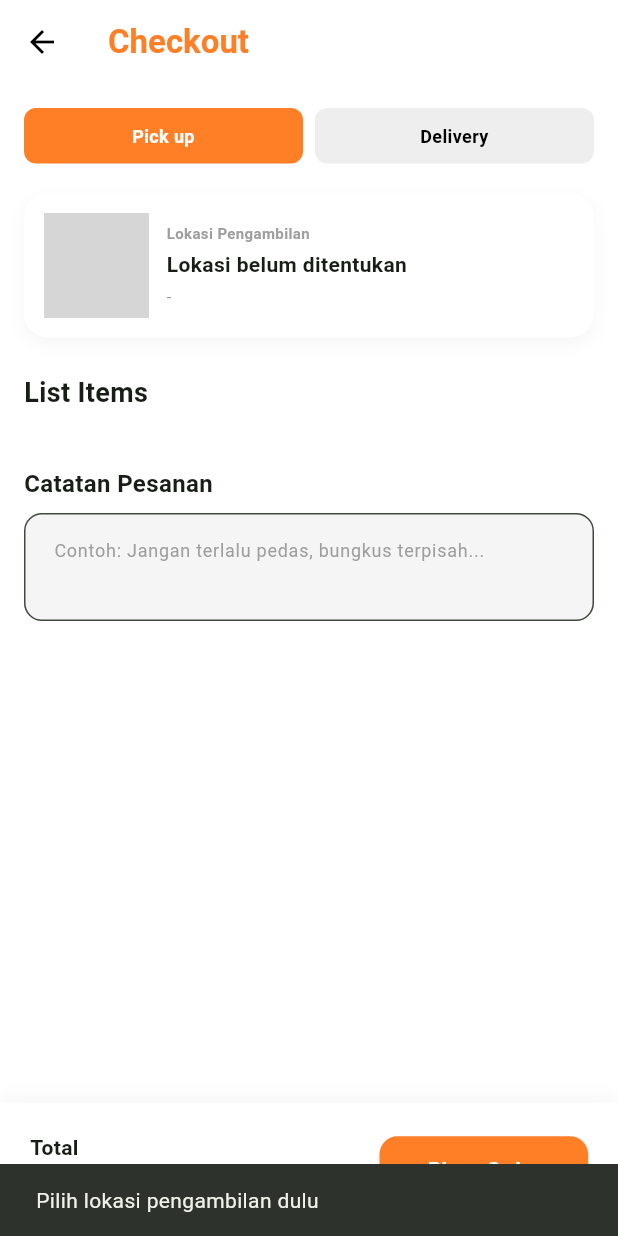
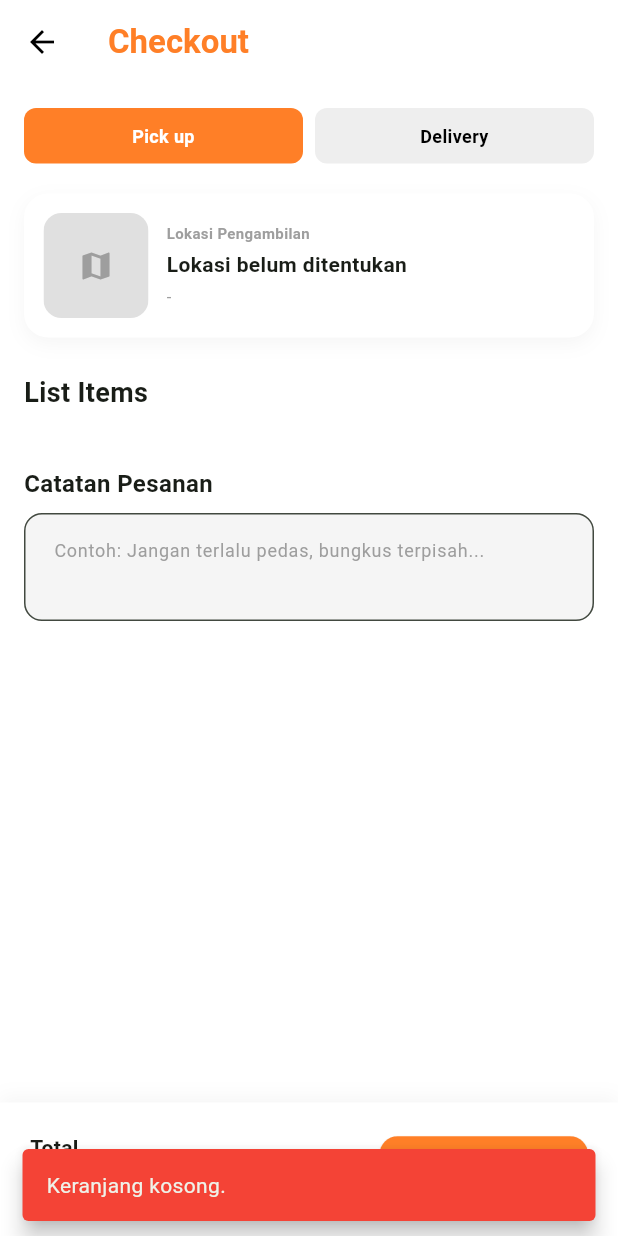
Before and after one commit to Daffa954/uc_marketplace, a Flutter app: the CheckoutPage screen opened directly with empty values, after a tap on "Place Order", on a phone screen of 412 x 824 dp. Run offline on Flutter 3.47's test engine with Material 3 defaults, Android fonts, the phone set to English and light mode, and no system bars; our stand-ins replace carousel_slider, flutter_dotenv, flutter_map, flutter_typeahead, geolocator, go_router and 2 more; accounts and stored records are empty; network calls fail; Roboto replaces fonts that are missing (Poppins); grey boxes are pictures that could not be loaded.

```diff
--- a/lib/model/cartitem.dart
+++ b/lib/model/cartitem.dart
@@ -1,7 +1,8 @@
 part of 'model.dart';
 class CartItem {
   final MenuModel menu;
+  final PreOrderMenuModel? preOrderMenu;
   int quantity;
 
-  CartItem({required this.menu, this.quantity = 1});
+  CartItem({required this.menu,this.preOrderMenu, this.quantity = 1});
 }
--- a/lib/model/menu.dart
+++ b/lib/model/menu.dart
@@ -2,6 +2,8 @@ part of 'model.dart';
 
 class MenuModel {
   final int? menuId;
+  // Agar saat query join (PreOrder -> Menu), kita bisa simpan ID relasinya.
+  final int? preOrderMenuId;
   final int? restaurantId;
   final String name;
   final String? description;
@@ -11,6 +13,7 @@ class MenuModel {
 
   MenuModel({
     this.menuId,
+    this.preOrderMenuId,
     this.restaurantId,
     required this.name,
     this.description,
@@ -23,6 +26,7 @@ class MenuModel {
     return MenuModel(
       menuId: json['menu_id'],
       restaurantId: json['restaurant_id'],
+      preOrderMenuId: json['pre_order_menu_id'],
       name: json['name'] ?? '',
       description: json['description'],
       image: json['image'],
--- a/lib/model/order.dart
+++ b/lib/model/order.dart
@@ -9,7 +9,9 @@ class OrderModel {
   final int total;
   final String? note;
   final List<OrderItemModel>? items;
-
+// [TAMBAHAN PENTING]
+  final String status; // 'PENDING', 'PAID', 'COMPLETED', 'CANCELLED'
+  final String? createdAt; // Untuk history
 
   OrderModel({
     this.orderId,
@@ -19,6 +21,8 @@ class OrderModel {
     required this.total,
     this.note,
     this.items,
+    this.status = 'PENDING',
+    this.createdAt,
   });
 
   factory OrderModel.fromJson(Map<String, dynamic> json) {
@@ -29,6 +33,8 @@ class OrderModel {
       poPickupId: json['po_pickup_id'], // Parse dari JSON
       total: json['total'] ?? 0,
       note: json['note'],
+      status: json['status'] ?? 'PENDING',
+      createdAt: json['created_at'],
       // Logic untuk parsing items jika di-include dalam query supabase
       items: json['order_items'] != null
           ? (json['order_items'] as List).map((i) => OrderItemModel.fromJson(i)).toList()
@@ -37,11 +43,12 @@ class OrderModel {
   }
 
   Map<String, dynamic> toJson() => {
-    'order_id': orderId,
     'user_id': userId,
     'pre_order_id': preOrderId,
     'po_pickup_id': poPickupId,
     'total': total,
     'note': note,
+    'status': status,
+    'created_at': createdAt,
   };
 }
--- a/lib/model/orderitem.dart
+++ b/lib/model/orderitem.dart
@@ -1,8 +1,10 @@
 part of 'model.dart';
+
 class OrderItemModel {
   final int? orderItemId;
   final int? orderId;
   final int? menuId;
+  final int? preOrderMenuId;
   final int quantity;
   final double price; // Decimal di DB
   final String? note;
@@ -14,6 +16,7 @@ class OrderItemModel {
     this.orderItemId,
     this.orderId,
     this.menuId,
+    this.preOrderMenuId,
     required this.quantity,
     required this.price,
     this.note,
@@ -25,6 +28,7 @@ class OrderItemModel {
       orderItemId: json['order_item_id'],
       orderId: json['order_id'],
       menuId: json['menu_id'],
+      preOrderMenuId: json['pre_order_menu_id'],
       quantity: json['quantity'] ?? 0,
       price: (json['price'] as num?)?.toDouble() ?? 0.0,
       note: json['note'],
@@ -36,6 +40,7 @@ class OrderItemModel {
   Map<String, dynamic> toJson() => {
     'order_id': orderId,
     'menu_id': menuId,
+    'pre_order_menu_id': preOrderMenuId,
     'quantity': quantity,
     'price': price,
     'note': note,
--- a/lib/model/popickup.dart
+++ b/lib/model/popickup.dart
@@ -1,6 +1,7 @@
 part of 'model.dart';
 
 class PoPickupModel {
+  final int? poPickupId; // Tambahkan ID unik tabel ini jika ada (opsional tapi disarankan)
   final int preOrderId;
   final String? date;
   final String? startTime;
@@ -11,6 +12,7 @@ class PoPickupModel {
   final List<String>? photoLocation;
 
   PoPickupModel({
+    this.poPickupId,
     required this.preOrderId,
     this.date,
     this.startTime,
@@ -24,6 +26,7 @@ class PoPickupModel {
   factory PoPickupModel.fromJson(Map<String, dynamic> json) {
     return PoPickupModel(
       preOrderId: json['pre_order_id'],
+      poPickupId: json['po_pickup_id'],
       date: json['date'],
       startTime: json['start_time'],
       endTime: json['end_time'],
@@ -39,6 +42,7 @@ class PoPickupModel {
 
   Map<String, dynamic> toJson() => {
     'pre_order_id': preOrderId,
+    'po_pickup_id': poPickupId,
     'date': date,
     'start_time': startTime,
     'end_time': endTime,
--- a/lib/view/pages/checkout_page.dart
+++ b/lib/view/pages/checkout_page.dart
@@ -17,17 +17,16 @@ class CheckoutPage extends StatefulWidget {
 }
 
 class _CheckoutPageState extends State<CheckoutPage> {
-  // State Data
+  // State UI
   List<CartItem> _cartItems = [];
   String _selectedDelivery = "Pick up";
   PoPickupModel? _selectedPickup;
-
-  // Controller untuk Catatan
   final TextEditingController _noteController = TextEditingController();
 
   @override
   void initState() {
     super.initState();
+    // Default pilih lokasi pertama jika ada
     if (widget.pickupList.isNotEmpty) {
       _selectedPickup = widget.pickupList.first;
     }
@@ -40,7 +39,7 @@ class _CheckoutPageState extends State<CheckoutPage> {
     super.dispose();
   }
 
-  // --- LOGIC GROUPING & QUANTITY ---
+  // --- LOGIC UI: GROUPING ITEM ---
   void _groupItems() {
     final Map<int, CartItem> grouped = {};
     for (var menu in widget.rawItems) {
@@ -54,6 +53,7 @@ class _CheckoutPageState extends State<CheckoutPage> {
     setState(() => _cartItems = grouped.values.toList());
   }
 
+  // --- LOGIC UI: UPDATE QTY ---
   void _increment(int index) => setState(() => _cartItems[index].quantity++);
 
   void _decrement(int index) {
@@ -62,18 +62,72 @@ class _CheckoutPageState extends State<CheckoutPage> {
         _cartItems[index].quantity--;
       } else {
         _cartItems.removeAt(index);
+        // Jika keranjang kosong, kembali ke halaman sebelumnya
         if (_cartItems.isEmpty) context.pop();
       }
     });
   }
 
-  double get _totalPrice {
+  // --- LOGIC UI: TOTAL HARGA (Hanya untuk Display) ---
+  double get _uiTotalPrice {
     double total = 0;
     for (var item in _cartItems) {
       double price = double.tryParse(item.menu.price.toString()) ?? 0;
       total += price * item.quantity;
     }
     return total;
+  }
+
+  // --- LOGIC UTAMA: PROCESS PAYMENT (SANGAT BERSIH) ---
+  void _processPayment() async {
+    // 1. Panggil ViewModel
+    final orderVM = Provider.of<OrderViewModel>(context, listen: false);
+
+    // 2. Kirim Data Mentah ke VM
+    // VM yang akan validasi User, Lokasi, dan hitung Total Final ke DB.
+    final String? errorMessage = await orderVM.submitOrder(
+      preOrderId: widget.preOrder.preOrderId!,
+      cartItems: _cartItems,
+      deliveryMode: _selectedDelivery,
+      pickupLocation: _selectedPickup,
+      userNote: _noteController.text,
+    );
+
+    // 3. Handle Respon UI
+    if (!mounted) return;
+
+    if (errorMessage == null) {
+      // SUKSES
+      showDialog(
+        context: context,
+        barrierDismissible: false,
+        builder: (ctx) => AlertDialog(
+          content: const Column(
+            mainAxisSize: MainAxisSize.min,
+            children: [
+              Icon(Icons.check_circle, color: Colors.green, size: 60),
+              SizedBox(height: 10),
+              Text("Order Berhasil Dibuat!")
+            ]
+          ),
+          actions: [
+            TextButton(
+              onPressed: () => context.go('/buyer/home'),
+              child: const Text("OK")
+            )
+          ],
+        ),
+      );
+    } else {
+      // GAGAL (Tampilkan pesan error dari VM)
+      ScaffoldMessenger.of(context).showSnackBar(
+        SnackBar(
+          content: Text(errorMessage),
+          backgroundColor: Colors.red,
+          behavior: SnackBarBehavior.floating,
+        )
+      );
+    }
   }
 
   // --- MODAL SELECTOR LOKASI ---
@@ -96,6 +150,12 @@ class _CheckoutPageState extends State<CheckoutPage> {
                 itemBuilder: (ctx, index) {
                   final item = widget.pickupList[index];
                   bool isSelected = item == _selectedPickup;
+
+                  // Ambil gambar pertama atau placeholder
+                  String imgUrl = (item.photoLocation != null && item.photoLocation!.isNotEmpty)
+                      ? item.photoLocation!.first
+                      : "https://placehold.co/100x100?text=No+Img";
+
                   return ListTile(
                     contentPadding: EdgeInsets.zero,
                     onTap: () {
@@ -104,11 +164,13 @@ class _CheckoutPageState extends State<CheckoutPage> {
                     },
                     leading: ClipRRect(
                       borderRadius: BorderRadius.circular(8),
+                      // [PERBAIKAN] Tambahkan errorBuilder
                       child: Image.network(
-                        (item.photoLocation != null && item.photoLocation!.isNotEmpty)
-                            ? item.photoLocation![0]
-                            : "https://placehold.co/100x100?text=No+Img",
+                        imgUrl,
                         width: 50, height: 50, fit: BoxFit.cover,
+                        errorBuilder: (context, error, stackTrace) {
+                          return Container(width: 50, height: 50, color: Colors.grey[300], child: const Icon(Icons.broken_image, size: 20));
+                        },
                       ),
                     ),
                     title: Text(item.address ?? "Lokasi ${index + 1}", style: const TextStyle(fontWeight: FontWeight.bold)),
@@ -128,10 +190,12 @@ class _CheckoutPageState extends State<CheckoutPage> {
   Widget build(BuildContext context) {
     // Helper Image URL
     String locationImage = "https://placehold.co/150x150?text=Location";
+
+    // Cek apakah ada foto di array
     if (_selectedPickup != null &&
         _selectedPickup!.photoLocation != null &&
         _selectedPickup!.photoLocation!.isNotEmpty) {
-      locationImage = _selectedPickup!.photoLocation![0];
+      locationImage = _selectedPickup!.photoLocation!.first;
     }
 
     return Scaffold(
@@ -160,8 +224,7 @@ class _CheckoutPageState extends State<CheckoutPage> {
                   ),
                   const SizedBox(height: 20),
 
-                  // 2. PICKUP LOCATION CARD
-                  GestureDetector(
+GestureDetector(
                     onTap: () { if (widget.pickupList.length > 1) _showPickupSelector(); },
                     child: Container(
                       padding: const EdgeInsets.all(12),
@@ -175,7 +238,14 @@ class _CheckoutPageState extends State<CheckoutPage> {
                         children: [
                           ClipRRect(
                             borderRadius: BorderRadius.circular(12),
-                            child: Image.network(locationImage, width: 70, height: 70, fit: BoxFit.cover),
+                            // [PERBAIKAN] Tambahkan errorBuilder
+                            child: Image.network(
+                              locationImage,
+                              width: 70, height: 70, fit: BoxFit.cover,
+                              errorBuilder: (context, error, stackTrace) {
+                                return Container(width: 70, height: 70, color: Colors.grey[300], child: const Icon(Icons.map, color: Colors.grey));
+                              },
+                            ),
                           ),
                           const SizedBox(width: 12),
                           Expanded(
@@ -221,7 +291,7 @@ class _CheckoutPageState extends State<CheckoutPage> {
 
                   const SizedBox(height: 24),
 
-                  // 4. CATATAN PESANAN (BARU)
+                  // 4. CATATAN PESANAN
                   const Text("Catatan Pesanan", style: TextStyle(fontSize: 16, fontWeight: FontWeight.bold)),
                   const SizedBox(height: 8),
                   TextField(
@@ -236,9 +306,6 @@ class _CheckoutPageState extends State<CheckoutPage> {
                   ),
 
                   const SizedBox(height: 24),
-
-                  // 5. VOUCHER (OPTIONAL)
-                  // ... (Kode Voucher sama seperti sebelumnya) ...
                 ],
               ),
             ),
@@ -259,12 +326,14 @@ class _CheckoutPageState extends State<CheckoutPage> {
                   mainAxisSize: MainAxisSize.min,
                   children: [
                     const Text("Total", style: TextStyle(fontWeight: FontWeight.bold)),
-                    Text("Rp ${_totalPrice.toStringAsFixed(0)}", style: const TextStyle(fontSize: 20, fontWeight: FontWeight.bold)),
+                    // Gunakan _uiTotalPrice untuk tampilan
+                    Text("Rp ${_uiTotalPrice.toStringAsFixed(0)}", style: const TextStyle(fontSize: 20, fontWeight: FontWeight.bold)),
                   ],
                 ),
                 Consumer<OrderViewModel>(
                   builder: (context, orderVM, child) {
                     return ElevatedButton(
+                      // Matikan tombol jika VM sedang loading
                       onPressed: orderVM.isLoading ? null : () => _processPayment(),
                       style: ElevatedButton.styleFrom(
                         backgroundColor: const Color(0xFFFF7F27),
@@ -331,52 +400,4 @@ class _CheckoutPageState extends State<CheckoutPage> {
       ],
     );
   }
-
-  // --- LOGIC PAYMENT & SAVE TO DB ---
-  void _processPayment() async {
-    final authVM = Provider.of<AuthViewModel>(context, listen: false);
-    final user = authVM.currentUser;
-
-    if (user == null || user.userId == null) {
-      ScaffoldMessenger.of(context).showSnackBar(const SnackBar(content: Text("User belum login")));
-      return;
-    }
-
-    if (_selectedDelivery == "Pick up" && _selectedPickup == null) {
-       ScaffoldMessenger.of(context).showSnackBar(const SnackBar(content: Text("Pilih lokasi pengambilan dulu")));
-       return;
-    }
-
-    // Gabungkan Note User + Info Pickup
-    String finalNote = "";
-    if (_noteController.text.isNotEmpty) {
-      finalNote += "Note: ${_noteController.text} | ";
-    }
-    finalNote += "Mode: $_selectedDelivery";
-    if (_selectedDelivery == "Pick up") {
-      finalNote += " @ ${_selectedPickup?.address} (${_selectedPickup?.startTime})";
-    }
-
-    // PANGGIL VIEWMODEL UNTUK SAVE KE DB
-    final success = await Provider.of<OrderViewModel>(context, listen: false).placeOrder(
-      userId: int.tryParse(user.userId.toString()) ?? 0,
-      preOrderId: widget.preOrder.preOrderId!,
-      cartItems: _cartItems,
-      totalPrice: _totalPrice,
-      note: finalNote, // Catatan lengkap dikirim ke sini
-    );
-
-    if (success && mounted) {
-      showDialog(
-        context: context,
-        barrierDismissible: false,
-        builder: (ctx) => AlertDialog(
-          content: const Column(mainAxisSize: MainAxisSize.min, children: [Icon(Icons.check_circle, color: Colors.green, size: 60), SizedBox(height: 10), Text("Order Berhasil Dibuat!")]),
-          actions: [TextButton(onPressed: () => context.go('/buyer/home'), child: const Text("OK"))],
-        ),
-      );
-    } else if (mounted) {
-      ScaffoldMessenger.of(context).showSnackBar(const SnackBar(content: Text("Gagal membuat pesanan"), backgroundColor: Colors.red));
-    }
-  }
 }
--- a/lib/view/widgets/po_menu_h_card.dart
+++ b/lib/view/widgets/po_menu_h_card.dart
@@ -56,7 +56,7 @@ class PreOrderMenuHorizontalCard extends StatelessWidget {
                   children: [
                     // Nama Menu
                     Text(
-                      menu.name,
+                      menu.name + "id po menu : " + menu.preOrderMenuId.toString(),
                       maxLines: 2,
                       overflow: TextOverflow.ellipsis,
                       style: const TextStyle(
--- a/lib/viewmodel/order_viewmodel.dart
+++ b/lib/viewmodel/order_viewmodel.dart
@@ -1,46 +1,89 @@
 import 'package:flutter/material.dart';
 import 'package:uc_marketplace/model/model.dart';
 import 'package:uc_marketplace/repository/order_repository.dart';
+import 'package:uc_marketplace/viewmodel/auth_viewmodel.dart';
 
 class OrderViewModel with ChangeNotifier {
   final _repo = OrderRepository();
+
+  final AuthViewModel _authVM;
+
+  // Constructor menerima AuthVM
+  OrderViewModel({required AuthViewModel authVM}) : _authVM = authVM;
   bool _isLoading = false;
   bool get isLoading => _isLoading;
 
-  Future<bool> placeOrder({
-    required int userId,
+  Future<String?> submitOrder({
     required int preOrderId,
-    required List<CartItem> cartItems,
-    required double totalPrice,
-    String? note,
+    required List<CartItem> cartItems, // Item di keranjang
+    required String deliveryMode, // "Pick up" atau "Delivery"
+    PoPickupModel? pickupLocation, // Objek lokasi (bisa null)
+    String? userNote, // Catatan dari textfield
   }) async {
+    // --- 1. VALIDASI USER LANGSUNG DARI SUMBERNYA ---
+    final user = _authVM.currentUser;
+    if (user == null || user.userId == null) {
+      return "User belum login atau sesi habis.";
+    }
+    if (cartItems.isEmpty) {
+      return "Keranjang kosong.";
+    }
+
+    if (deliveryMode == "Pick up" && pickupLocation == null) {
+      return "Harap pilih lokasi pengambilan terlebih dahulu.";
+    }
+
     _isLoading = true;
     notifyListeners();
 
     try {
-      // 1. Siapkan Header
+      // --- 2. FORMATTING LOGIC (CATATAN) ---
+      String finalNote = "";
+      if (userNote != null && userNote.isNotEmpty) {
+        finalNote += "Note: $userNote | ";
+      }
+      finalNote += "Mode: $deliveryMode";
+
+      if (deliveryMode == "Pick up" && pickupLocation != null) {
+        finalNote +=
+            " @ ${pickupLocation.address} (${pickupLocation.startTime})";
+      }
+
+      // --- 3. CALCULATION LOGIC (TOTAL HARGA) ---
+      double totalPrice = 0;
+      for (var item in cartItems) {
+        double price = double.tryParse(item.menu.price.toString()) ?? 0;
+        totalPrice += price * item.quantity;
+      }
+
+      // --- 4. MAPPING DATA (CART -> MODEL DB) ---
+      // Siapkan Header
       final orderHeader = OrderModel(
-        userId: userId,
+        userId: int.tryParse(user.userId.toString()) ?? 0,
         preOrderId: preOrderId,
         total: totalPrice.toInt(),
-        note: note,
+        note: finalNote,
+        poPickupId: pickupLocation!.poPickupId ?? 0,
+        // status: 'Pending' // Jika ada field status default
       );
 
-      // 2. Siapkan Items (Convert CartItem ke OrderItemModel)
+      // Siapkan Items
       final List<OrderItemModel> dbItems = cartItems.map((c) {
         return OrderItemModel(
           menuId: c.menu.menuId,
+          preOrderMenuId: c.menu.preOrderMenuId,
           quantity: c.quantity,
           price: double.tryParse(c.menu.price.toString()) ?? 0,
         );
       }).toList();
 
-      // 3. Kirim ke Repo
+      // --- 5. CALL REPOSITORY ---
       await _repo.createOrder(order: orderHeader, items: dbItems);
-      return true;
+
+      return null; // SUKSES (Tidak ada error)
     } catch (e) {
       debugPrint("Checkout Error: $e");
-      return false;
+      return "Gagal membuat pesanan: ${e.toString()}";
     } finally {
       _isLoading = false;
       notifyListeners();
```
Also changed, not shown: lib/main.dart (+9 -1 lines), lib/main_wrapper.dart (+35 -9 lines), lib/repository/order_repository.dart (+26 -6 lines), lib/repository/po_repository.dart (+17 -13 lines), lib/view/pages/buyer_home.dart (+3 -8 lines).
